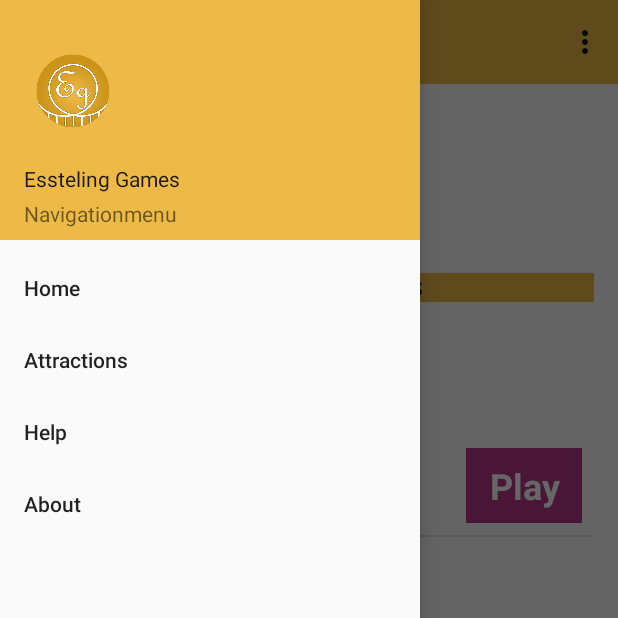
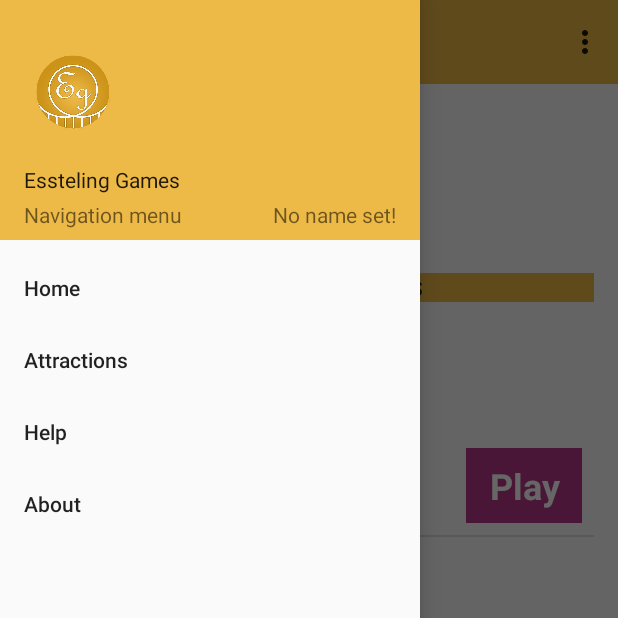
Before and after one commit to CoenB95/Essteling-App, an Android app: the screen it shows after launch (MainActivity), with the side drawer open, on a phone screen of 412 x 824 dp, the top half of it. Run offline under Robolectric (Android 15) with nearby library versions, the phone set to English and light mode, and no system bars; libraries missing offline, so code that uses them is left out: com.jakewharton.threetenabp; 1 statement that could not run was skipped.

Commit message:
Added a textview that shows username in navigation menu

```diff
--- a/app/src/main/java/nl/l15vdef/essteling/activities_and_fragments/MainActivity.java
+++ b/app/src/main/java/nl/l15vdef/essteling/activities_and_fragments/MainActivity.java
@@ -25,6 +25,7 @@ import android.view.Menu;
 import android.view.MenuItem;
 import android.view.View;
 import android.widget.EditText;
+import android.widget.TextView;
 
 import com.jakewharton.threetenabp.AndroidThreeTen;
 
@@ -37,9 +38,12 @@ public class MainActivity extends AppCompatActivity
 
     public static final String MAIN_BACKSTACK_TAG = "mainstack";
     private static boolean starting;
+    private TextView playerNameTV;
 
     @Override
     protected void onCreate(Bundle savedInstanceState) {
+        final SharedPreferences prefss = this.getSharedPreferences("Var_Score_Data", MODE_PRIVATE);
+
         super.onCreate(savedInstanceState);
         setContentView(R.layout.activity_main2);
         Toolbar toolbar = (Toolbar) findViewById(R.id.toolbar);
@@ -54,12 +58,19 @@ public class MainActivity extends AppCompatActivity
         toggle.syncState();
 
         NavigationView navigationView = (NavigationView) findViewById(R.id.nav_view);
+        View headerView = navigationView.getHeaderView(0);
+
+
+
+        playerNameTV = (TextView) headerView.findViewById(R.id.navMenu_playerName);
+        playerNameTV.setText(prefss.getString("Name", "No name set!"));
+
         navigationView.setNavigationItemSelectedListener(this);
 
-        ActivityCompat.requestPermissions(MainActivity.this, new String[] {Manifest.permission.WRITE_EXTERNAL_STORAGE} , 1);
-        ActivityCompat.requestPermissions(MainActivity.this, new String[] {Manifest.permission.READ_EXTERNAL_STORAGE} , 2);
-        ActivityCompat.requestPermissions(MainActivity.this, new String[] {Manifest.permission.INTERNET} , 3);
-        ActivityCompat.requestPermissions(MainActivity.this, new String[] {Manifest.permission.ACCESS_NETWORK_STATE} ,4);
+        ActivityCompat.requestPermissions(MainActivity.this, new String[]{Manifest.permission.WRITE_EXTERNAL_STORAGE}, 1);
+        ActivityCompat.requestPermissions(MainActivity.this, new String[]{Manifest.permission.READ_EXTERNAL_STORAGE}, 2);
+        ActivityCompat.requestPermissions(MainActivity.this, new String[]{Manifest.permission.INTERNET}, 3);
+        ActivityCompat.requestPermissions(MainActivity.this, new String[]{Manifest.permission.ACCESS_NETWORK_STATE}, 4);
 
         if (savedInstanceState == null) {
             Fragment fragment = new HomepageFragment();
@@ -69,13 +80,13 @@ public class MainActivity extends AppCompatActivity
             ft.commit();
         }
 
-        final AlertDialog.Builder builder = new AlertDialog.Builder(new ContextThemeWrapper(this,R.style.EditName));
+        final AlertDialog.Builder builder = new AlertDialog.Builder(new ContextThemeWrapper(this, R.style.EditName));
         builder.setTitle("Please input your name");
 
         // Set up the input
         final EditText input = new EditText(this);
         input.setTextColor(getResources().getColor(R.color.colorAccent2));
-        input.getBackground().mutate().setColorFilter(ContextCompat.getColor(this,R.color.colorAccent2), PorterDuff.Mode.SRC_ATOP);
+        input.getBackground().mutate().setColorFilter(ContextCompat.getColor(this, R.color.colorAccent2), PorterDuff.Mode.SRC_ATOP);
         // Specify the type of input expected; this, for example, sets the input as a password, and will mask the text
         input.setInputType(InputType.TYPE_CLASS_TEXT);
         builder.setView(input);
@@ -95,14 +106,14 @@ public class MainActivity extends AppCompatActivity
         d.setCanceledOnTouchOutside(false);
 
 
-        Log.d("name",sharedPreferences.getString("Name","Anonymous"));
-        if(sharedPreferences.getString("Name", "Anonymous") == "Anonymous") {
+        Log.d("name", sharedPreferences.getString("Name", "Anonymous"));
+        if (sharedPreferences.getString("Name", "Anonymous") == "Anonymous") {
             d.show();
             d.getButton(AlertDialog.BUTTON_POSITIVE).setOnClickListener(new View.OnClickListener() {
                 @Override
                 public void onClick(View v) {
                     String name = input.getText().toString();
-                    if(name.length() > 0) {
+                    if (name.length() > 0) {
                         editor.putString("Name", name);
                         editor.apply();
                         d.dismiss();
@@ -110,6 +121,7 @@ public class MainActivity extends AppCompatActivity
                 }
             });
         }
+
     }
 
 
--- a/app/src/main/res/layout/nav_header_main.xml
+++ b/app/src/main/res/layout/nav_header_main.xml
@@ -54,11 +54,24 @@
         android:layout_marginStart="16dp"
         tools:layout_constraintLeft_creator="1"
         app:layout_constraintBottom_toBottomOf="parent"
-        android:layout_marginBottom="8dp"
+        android:layout_marginBottom="7dp"
         android:layout_marginLeft="16dp"
         app:layout_constraintLeft_toLeftOf="parent"
+        android:layout_marginEnd="16dp" />
+
+    <TextView
+        android:id="@+id/navMenu_playerName"
+        android:layout_width="wrap_content"
+        android:layout_height="wrap_content"
+        android:layout_marginLeft="16dp"
         android:layout_marginRight="16dp"
-        android:layout_marginEnd="16dp"
-        app:layout_constraintRight_toRightOf="parent"/>
+        android:text="TextView"
+        app:layout_constraintHorizontal_bias="1.0"
+        app:layout_constraintLeft_toRightOf="@+id/menu_ondertitel"
+        app:layout_constraintRight_toRightOf="parent"
+        app:layout_constraintTop_toTopOf="@+id/menu_ondertitel"
+        android:layout_marginTop="0dp"
+        app:layout_constraintBottom_toBottomOf="@+id/menu_ondertitel"
+        android:layout_marginBottom="0dp" />
 
 </android.support.constraint.ConstraintLayout>
--- a/app/src/main/res/values/strings.xml
+++ b/app/src/main/res/values/strings.xml
@@ -18,7 +18,7 @@
     <string name="detail_best_of_year">Best of Year</string>
     <string name="detail_best_overall">Best of All time</string>
     <string name="essteling_games">Essteling Games</string>
-    <string name="navigation_menu">Navigationmenu</string>
+    <string name="navigation_menu">Navigation menu</string>
     <string name="wifi_switch">Use WIFI only</string>
     <string name="language">Language</string>
     <string name="play">Play</string>
```
